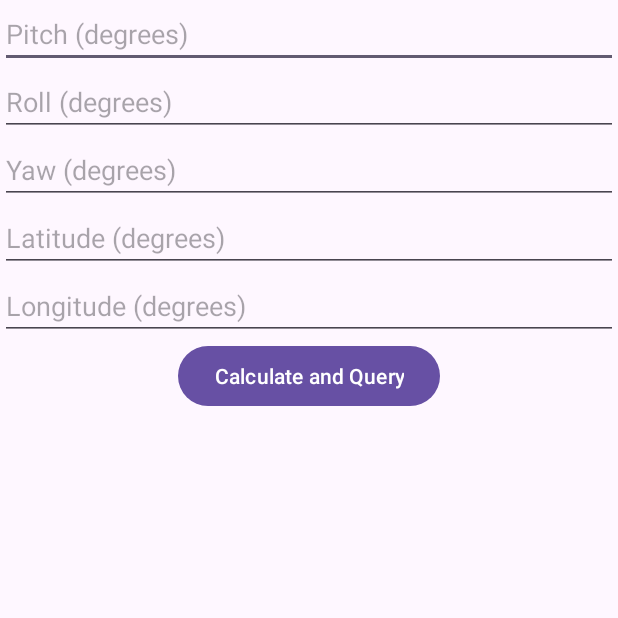
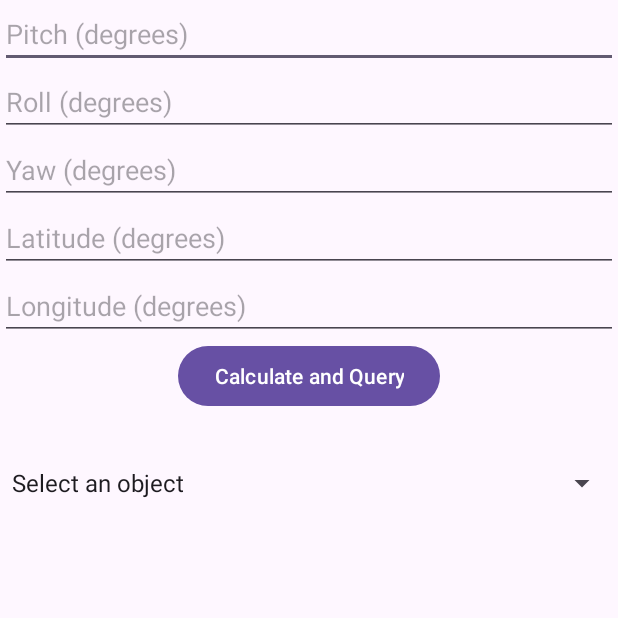
Before and after one commit to mayuura/Smart-Telescope, an Android app: the screen it shows after launch (MainActivity), on a phone screen of 412 x 824 dp, the top half of it. Run offline under Robolectric (Android 15) with nearby library versions, the phone set to English and light mode, and no system bars.

```diff
--- a/APP/app/src/main/res/layout/activity_main.xml
+++ b/APP/app/src/main/res/layout/activity_main.xml
@@ -74,5 +74,15 @@
         app:layout_constraintTop_toBottomOf="@+id/calculateButton"
         android:text=""
         android:gravity="center"/>
+    <Spinner
+        android:id="@+id/objectSpinner"
+        android:layout_width="0dp"
+        android:layout_height="wrap_content"
+        android:layout_marginTop="16dp"
+        app:layout_constraintTop_toBottomOf="@+id/resultText"
+        app:layout_constraintStart_toStartOf="parent"
+        app:layout_constraintEnd_toEndOf="parent"
+        app:layout_constraintHorizontal_bias="0.5"
+        android:entries="@array/objects_array" />
 
 </androidx.constraintlayout.widget.ConstraintLayout>
--- /dev/null
+++ b/APP/app/src/main/res/values/arrays.xml
@@ -0,0 +1,8 @@
+<?xml version="1.0" encoding="utf-8"?>
+<!-- res/values/arrays.xml -->
+<resources>
+    <string-array name="objects_array">
+        <!-- Add empty item as the default -->
+        <item>Select an object</item>
+    </string-array>
+</resources>
```
Also changed, not shown: APP/app/src/main/java/com/example/myapplication/MainActivity.java (+79 -7 lines), APP/app/src/main/java/com/example/myapplication/TelescopeAdjustmentCalculator.java (added, +23 -0 lines).
